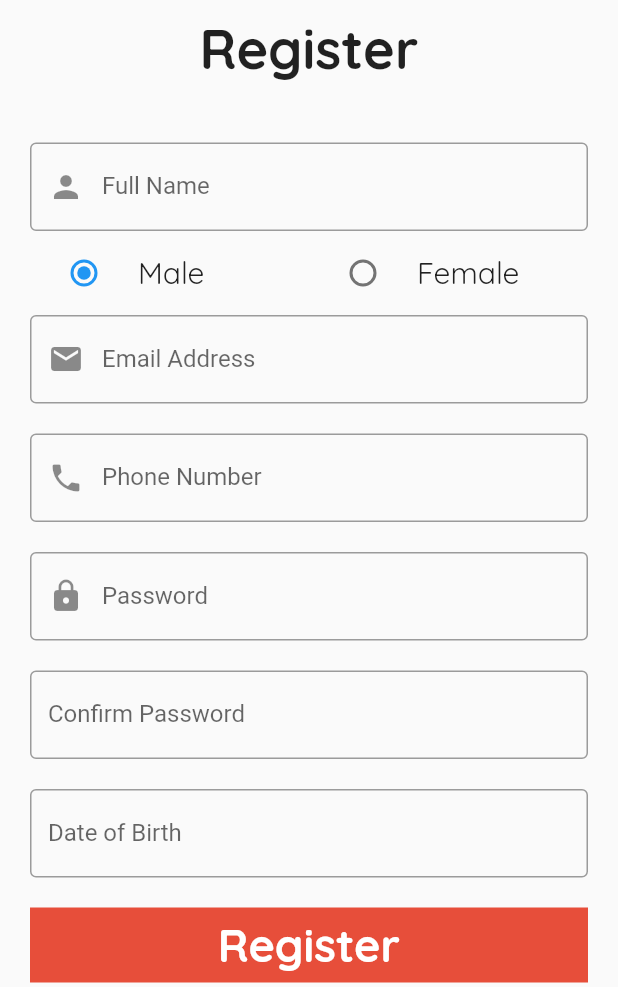
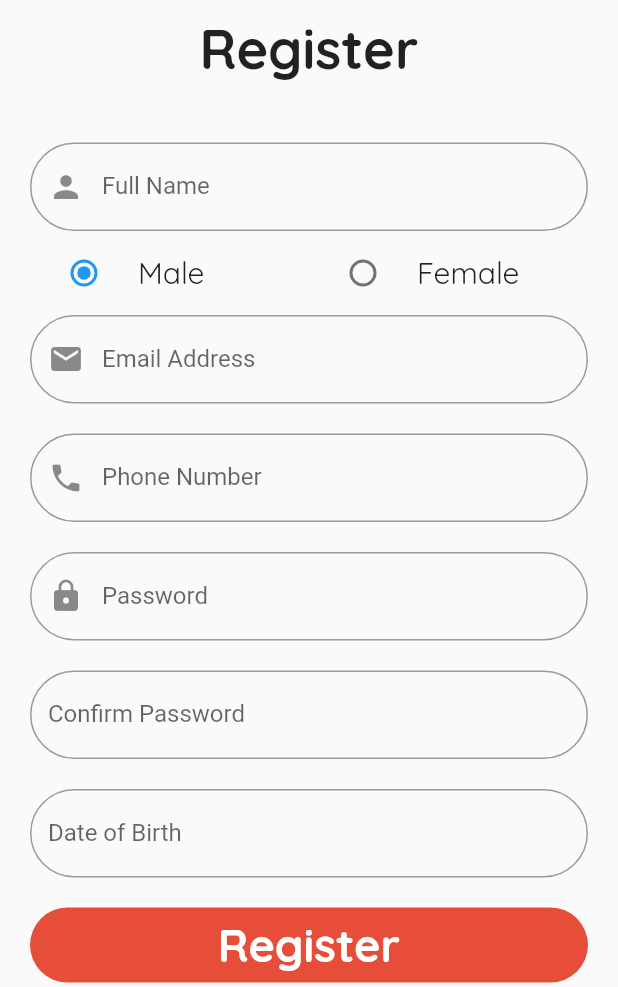
Before and after one commit to gh49/G-Shop, a Flutter app: the screen it shows after launch, after a tap on "Register now.", on a phone screen of 412 x 824 dp, the part 249-1236 px from its top. Run offline on Flutter 3.47's test engine with Material 2 defaults, Android fonts, the phone set to English and light mode, and no system bars; our stand-ins replace bloc, cloud_firestore, firebase_auth, firebase_core, flutter_bloc, google_sign_in; accounts and stored records are empty.

Commit message:
changed login design

```diff
--- a/lib/modules/home/home_screen.dart
+++ b/lib/modules/home/home_screen.dart
@@ -14,19 +14,20 @@ class HomeScreen extends StatelessWidget {
       physics: BouncingScrollPhysics(),
       child: Container(
         width: double.infinity,
-        child: Padding(
-          padding: const EdgeInsets.all(8.0),
         child: Column(
           children: [
             Card(
-                clipBehavior: Clip.antiAliasWithSaveLayer,
+              clipBehavior: Clip.none,
               elevation: 10.0,
+              margin: EdgeInsets.zero,
+
               child: Stack(
                 alignment: AlignmentDirectional.bottomStart,
                 children: [
                   const Image(
                     image: AssetImage("assets/shop_card2.png"),
-                      fit: BoxFit.fitWidth,
+                    width: double.infinity,
+                    fit: BoxFit.fill,
                   ),
                   Padding(
                     padding: const EdgeInsets.all(8.0),
@@ -50,7 +51,9 @@ class HomeScreen extends StatelessWidget {
             SizedBox(
               height: 5.0,
             ),
-              GridView.builder(
+            Padding(
+              padding: const EdgeInsets.all(8.0),
+              child: GridView.builder(
                 key: pageStorageKey,
                 scrollDirection: Axis.vertical,
                 shrinkWrap: true,
@@ -64,8 +67,8 @@ class HomeScreen extends StatelessWidget {
                 itemBuilder: (BuildContext context, index) {
                   return categoryItems[index];
                 }),
+            ),
           ],
-          ),
         ),
       ),
     );
--- a/lib/modules/login/login_screen.dart
+++ b/lib/modules/login/login_screen.dart
@@ -44,6 +44,12 @@ class LoginScreen extends StatelessWidget {
           return Scaffold(
             appBar: AppBar(
               backgroundColor: myOrange,
+              title: Text(
+                "G Shop",
+                style: TextStyle(
+                  fontFamily: "QuickSand"
+                ),
+              ),
             ),
             body: SingleChildScrollView(
               child: Padding(
@@ -155,32 +161,91 @@ class LoginScreen extends StatelessWidget {
                           ),
                         ],
                       ),
+                      SizedBox(height: 5.0,),
+                      Row(
+                        children: [
+                          Expanded(
+                            child: Divider(
+                              color: Colors.black,
+                            ),
+                          ),
+                          Padding(
+                            padding: const EdgeInsets.symmetric(horizontal: 20.0),
+                            child: Text(
+                              "OR",
+                              style: TextStyle(
+                                fontFamily: "QuickSand"
+                              ),
+                            ),
+                          ),
+                          Expanded(
+                            child: Divider(
+                              color: Colors.black,
+                            ),
+                          ),
+                        ],
+                      ),
                       SizedBox(height: 20.0,),
-                      Center(
-                        child: Column(
-                          children: [
-                            FloatingActionButton(
-                              backgroundColor: Colors.white,
-                              onPressed: (){
+                      Container(
+                        width: double.infinity,
+                        height: 50,
+                        decoration: BoxDecoration(
+                          color: Colors.black,
+                          borderRadius: BorderRadius.circular(30.0),
+                        ),
+                        child: MaterialButton(
+                          onPressed: () {
                             cubit.signInWithGoogle();
                           },
-                              child: Padding(
-                                padding: const EdgeInsets.all(10.0),
-                                child: Image(
-                                  image: AssetImage("assets/google_logo.png"),
-
+                          child: Row(
+                            children: [
+                              Image(
+                                height: 35.0,
+                                image: AssetImage(
+                                  "assets/google_logo.png",
                                 ),
-                              )),
-                            SizedBox(
-                              height: 8.0,
                               ),
+                              SizedBox(width: 20.0,),
                               Text(
                                 "Continue with Google",
-                              style: SmallText(context),
+                                textAlign: TextAlign.center,
+                                style: TextStyle(
+                                  color: Colors.white,
+                                  fontFamily: "QuickSand",
+                                  fontWeight: FontWeight.bold,
+                                  fontSize: 25.0,
+                                ),
                               ),
                             ],
                           ),
                         ),
+                      ),
+                      // SizedBox(height: 20.0,),
+                      // Center(
+                      //   child: Column(
+                      //     children: [
+                      //       FloatingActionButton(
+                      //         backgroundColor: Colors.white,
+                      //         onPressed: (){
+                      //           cubit.signInWithGoogle();
+                      //         },
+                      //         child: Padding(
+                      //           padding: const EdgeInsets.all(10.0),
+                      //           child: Image(
+                      //             image: AssetImage("assets/google_logo.png"),
+                      //
+                      //           ),
+                      //         )),
+                      //       SizedBox(
+                      //         height: 8.0,
+                      //       ),
+                      //       Text(
+                      //         "Continue with Google",
+                      //         style: SmallText(context),
+                      //       ),
+                      //     ],
+                      //   ),
+                      // ),
                     ],
                   ),
                 ),
--- a/lib/shared/components.dart
+++ b/lib/shared/components.dart
@@ -47,7 +47,9 @@ Widget MyTFF({
   decoration: InputDecoration(
     labelText: labelText,
     hintText: hintText,
-    border: const OutlineInputBorder(),
+    border: OutlineInputBorder(
+      borderRadius: BorderRadius.circular(30.0),
+    ),
     prefixIcon: prefixIcon,
     suffixIcon: suffixIcon,
   ),
@@ -60,10 +62,14 @@ Widget MyButton({
   double height = 50.0,
   TextAlign textAlign = TextAlign.center,
   FontWeight fontWeight = FontWeight.normal,
+  Color color = myOrange,
 }) => Container(
   width: width,
   height: height,
-  color: myOrange,
+  decoration: BoxDecoration(
+    color: color,
+    borderRadius: BorderRadius.circular(30.0),
+  ),
   child: MaterialButton(
     onPressed: onPressed,
     child: Text(
```
Lines whose indentation alone changed are shown as unchanged.
